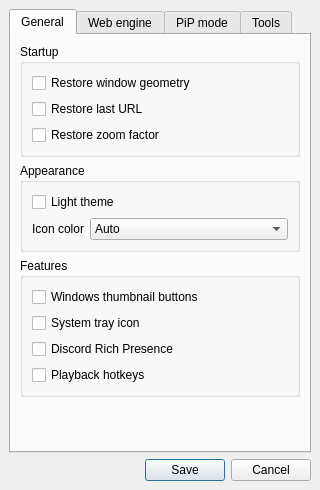
The window that core/ui/settings_dialog.ui (deeffest/YouTube-Music-Desktop-Player) describes before a commit, drawn with Qt 5.
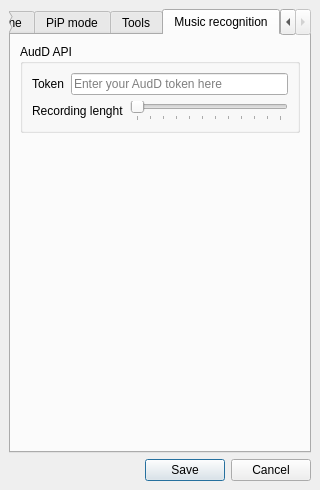
The same window after the commit. The open tabs and pages were chosen to show the change.

Commit message:
v1.25.0-rc2 is Here! (31.03.2026)
- Added music recognizer using AudD API.
- Other fixes and improvements.

Diff of the .ui file:
```diff
--- a/core/ui/settings_dialog.ui
+++ b/core/ui/settings_dialog.ui
@@ -2,6 +2,14 @@
 <ui version="4.0">
  <class>SettingsDialog</class>
  <widget class="QDialog" name="SettingsDialog">
+  <property name="geometry">
+   <rect>
+    <x>0</x>
+    <y>0</y>
+    <width>320</width>
+    <height>490</height>
+   </rect>
+  </property>
   <property name="minimumSize">
    <size>
     <width>320</width>
@@ -541,6 +549,92 @@
           </item>
          </layout>
         </widget>
+        <widget class="QWidget" name="tab_5">
+         <attribute name="title">
+          <string>Music recognition</string>
+         </attribute>
+         <layout class="QVBoxLayout" name="verticalLayout_18">
+          <item>
+           <widget class="QGroupBox" name="groupBox_12">
+            <property name="title">
+             <string>AudD API</string>
+            </property>
+            <layout class="QVBoxLayout" name="verticalLayout_17">
+             <item>
+              <layout class="QHBoxLayout" name="horizontalLayout_5">
+               <item>
+                <widget class="QLabel" name="label_4">
+                 <property name="text">
+                  <string>Token</string>
+                 </property>
+                </widget>
+               </item>
+               <item>
+                <widget class="QLineEdit" name="lineEdit">
+                 <property name="toolTip">
+                  <string>Keep the input field blank to use your 10 free recognitions per day.</string>
+                 </property>
+                 <property name="placeholderText">
+                  <string>Enter your AudD token here</string>
+                 </property>
+                </widget>
+               </item>
+              </layout>
+             </item>
+             <item>
+              <layout class="QHBoxLayout" name="horizontalLayout_6">
+               <item>
+                <widget class="QLabel" name="label_5">
+                 <property name="text">
+                  <string>Recording lenght</string>
+                 </property>
+                </widget>
+               </item>
+               <item>
+                <widget class="QSlider" name="horizontalSlider">
+                 <property name="toolTip">
+                  <string>Measured in seconds (from 1 to 12).</string>
+                 </property>
+                 <property name="minimum">
+                  <number>1</number>
+                 </property>
+                 <property name="maximum">
+                  <number>12</number>
+                 </property>
+                 <property name="pageStep">
+                  <number>1</number>
+                 </property>
+                 <property name="orientation">
+                  <enum>Qt::Horizontal</enum>
+                 </property>
+                 <property name="tickPosition">
+                  <enum>QSlider::TicksBelow</enum>
+                 </property>
+                </widget>
+               </item>
+              </layout>
+             </item>
+            </layout>
+           </widget>
+          </item>
+          <item>
+           <spacer name="verticalSpacer_5">
+            <property name="orientation">
+             <enum>Qt::Vertical</enum>
+            </property>
+            <property name="sizeType">
+             <enum>QSizePolicy::MinimumExpanding</enum>
+            </property>
+            <property name="sizeHint" stdset="0">
+             <size>
+              <width>20</width>
+              <height>0</height>
+             </size>
+            </property>
+           </spacer>
+          </item>
+         </layout>
+        </widget>
        </widget>
       </item>
       <item>
```
The commit also changes 13 other files.
